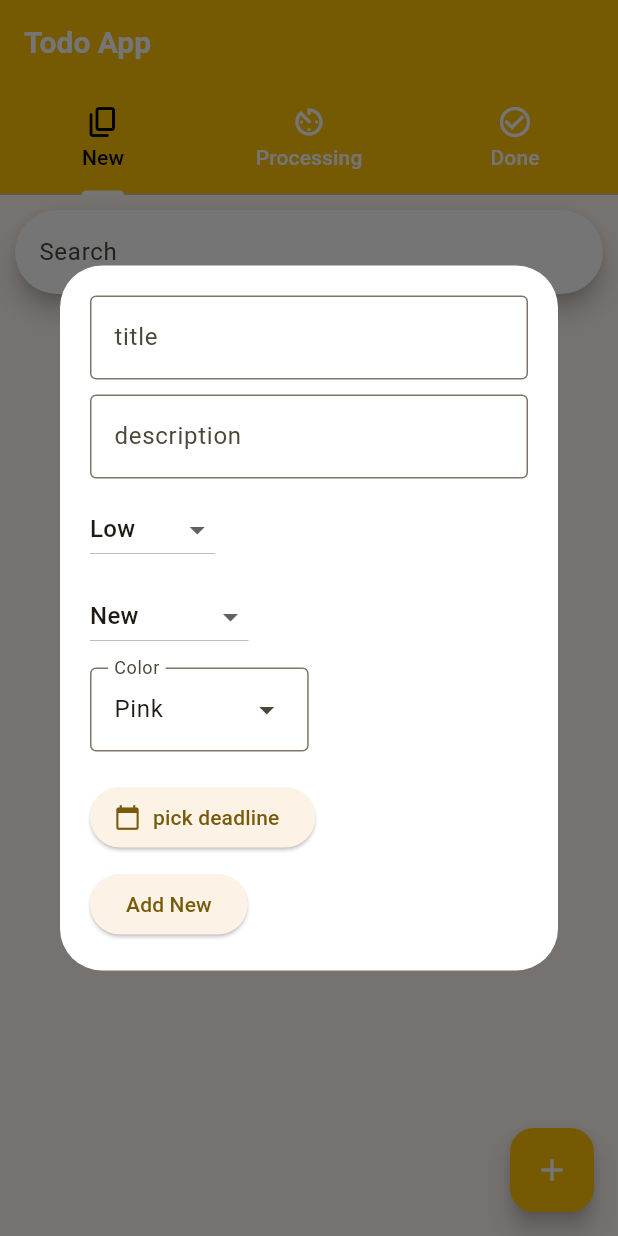
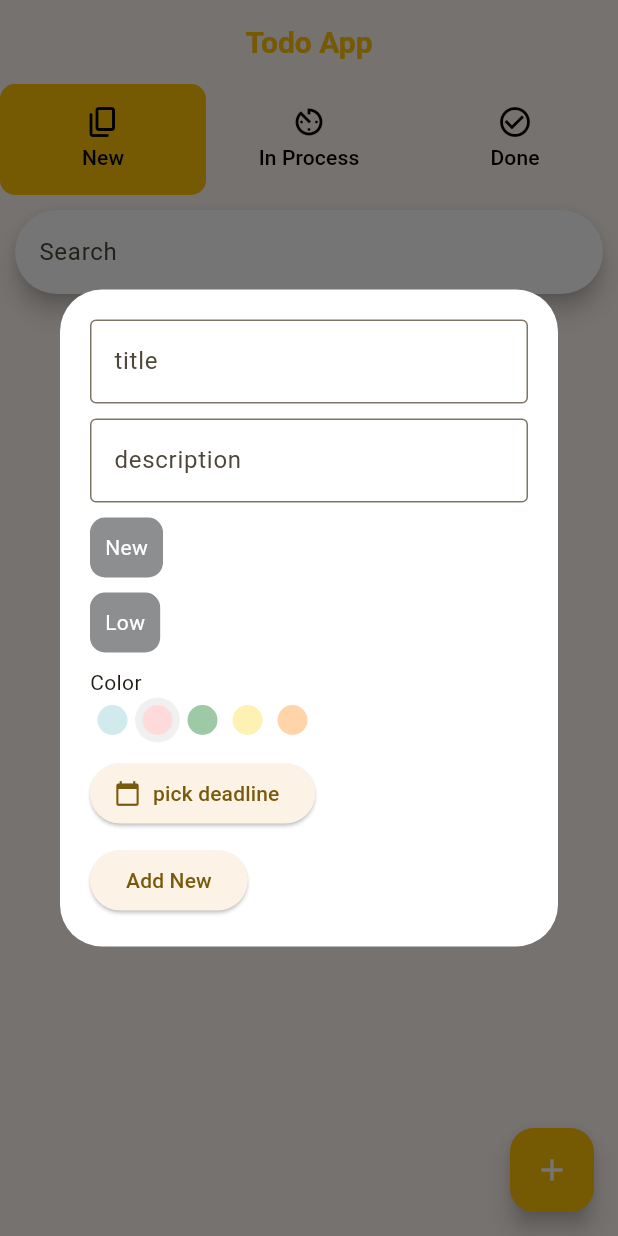
Before and after one commit to the3T0437/todo_app, a Flutter app: the screen it shows after launch, after a tap on the "add" icon, on a phone screen of 412 x 824 dp. Run offline on Flutter 3.47's test engine with Material 3 defaults, Android fonts, the phone set to English and light mode, and no system bars; our stand-ins replace flutter_bloc.

Commit message:
update ui

```diff
--- a/lib/presentation/app.dart
+++ b/lib/presentation/app.dart
@@ -21,16 +21,20 @@ class MyApp extends StatelessWidget {
         colorScheme: ColorScheme.fromSeed(seedColor: Colors.amber),
         tabBarTheme: const TabBarTheme(
           labelColor: Colors.black,
-          unselectedLabelColor: Colors.white,
+          unselectedLabelColor: Colors.black,
           indicatorColor: Colors.white,
+          dividerColor: Colors.transparent,
         ),
         appBarTheme: const AppBarTheme(
-          backgroundColor: Colors.amber,
-          foregroundColor: Colors.white,
-          titleTextStyle: TextStyle(fontSize: 20, fontWeight: FontWeight.bold),
+          backgroundColor: Colors.transparent,
+          foregroundColor: Colors.amber,
+          titleTextStyle: TextStyle(
+            fontSize: 20,
+            fontWeight: FontWeight.bold,
+            color: Colors.amber,
+          ),
         ),
         cardTheme: const CardTheme(
-          color: Colors.white,
           shadowColor: Colors.black,
           shape: RoundedRectangleBorder(
             borderRadius: BorderRadius.all(Radius.circular(10)),
--- a/lib/presentation/screens/core/color.dart
+++ b/lib/presentation/screens/core/color.dart
@@ -13,18 +13,19 @@ enum ColorLabel {
   final Color color;
 }
 
-class ColorDropDown extends StatefulWidget {
+class ColorTable extends StatefulWidget {
   ColorLabel color = ColorLabel.blue;
 
-  ColorDropDown({Key? key, ColorLabel? color})
+  ColorTable({Key? key, ColorLabel? color})
     : color = color ?? ColorLabel.blue,
       super(key: key);
 
   @override
-  State<StatefulWidget> createState() => _ColorDropDownState();
+  State<StatefulWidget> createState() => _ColorTableState();
 }
 
-class _ColorDropDownState extends State<ColorDropDown> {
+class _ColorTableState extends State<ColorTable> {
+  /*
   @override
   Widget build(BuildContext context) {
     return DropdownMenu<ColorLabel>(
@@ -49,4 +50,47 @@ class _ColorDropDownState extends State<ColorDropDown> {
           }).toList(),
     );
   }
+  */
+
+  @override
+  Widget build(BuildContext context) {
+    return Row(
+      children:
+          ColorLabel.values.map<Widget>((ColorLabel color) {
+            return GestureDetector(
+              onTap: () {
+                setState(() {
+                  widget.color = color;
+                });
+              },
+              child: colorToPick(color, widget.color),
+            );
+          }).toList(),
+    );
+  }
+
+  Widget colorToPick(ColorLabel color, ColorLabel selectedColor) {
+    return Container(
+      width: 30,
+      height: 30,
+      decoration: BoxDecoration(
+        color:
+            color.label == selectedColor.label
+                ? const Color.fromARGB(20, 59, 63, 65)
+                : const Color.fromARGB(0, 0, 0, 0),
+        borderRadius: BorderRadius.circular(30),
+      ),
+      child: SizedBox.shrink(
+        child: Container(
+          margin: const EdgeInsets.all(5),
+          width: 20,
+          height: 20,
+          decoration: BoxDecoration(
+            color: color.color,
+            borderRadius: BorderRadius.circular(20),
+          ),
+        ),
+      ),
+    );
+  }
 }
--- a/lib/presentation/screens/core/dialog_Task.dart
+++ b/lib/presentation/screens/core/dialog_Task.dart
@@ -1,4 +1,3 @@
-// ignore_for_file: public_member_api_docs, sort_constructors_first
 import 'dart:collection';
 
 import 'package:flutter/material.dart';
@@ -34,7 +33,7 @@ class _DialogTaskState extends State<DialogTask> {
   var descriptionController = TextEditingController();
   var priority = TaskPriority.low;
   var status = TaskStatus.newTask;
-  ColorDropDown? colorDropDown;
+  ColorTable? colorTable;
   DateTime? deadLine = null;
 
   @override
@@ -51,10 +50,10 @@ class _DialogTaskState extends State<DialogTask> {
         (element) => element.name == widget.task!.colorName,
         orElse: () => ColorLabel.blue,
       );
-      colorDropDown = ColorDropDown(color: colorLabel);
+      colorTable = ColorTable(color: colorLabel);
       deadLine = widget.task!.deadLineDate;
     } else {
-      colorDropDown = ColorDropDown();
+      colorTable = ColorTable();
     }
   }
 
@@ -63,11 +62,12 @@ class _DialogTaskState extends State<DialogTask> {
     final key = GlobalKey<FormState>();
     var isVisiblityDeadline = deadLine != null;
     var deadLineStr = "";
-    if (isVisiblityDeadline) {
+    if (deadLine != null) {
       var deadline = deadLine!;
       deadLineStr =
           "${deadline.day.toString().padLeft(2, '0')}/${deadline.month.toString().padLeft(2, '0')}/${deadline.year}";
-    }
+    } else
+      deadLineStr = "pick deadline";
 
     var children = [
       TextFormField(
@@ -93,13 +93,22 @@ class _DialogTaskState extends State<DialogTask> {
         minLines: 1,
       ),
       SizedBox(height: 10),
-      dropdownMenuTaskPriority(),
+      DropdownMenuTaskStatus(
+        (taskStatus) => setState(() {
+          status = taskStatus;
+        }),
+        status,
+      ),
       SizedBox(height: 10),
-      dropdownMenuTaskStatus(),
+      DropdownMenuTaskPriority(
+        (priority) => setState(() {
+          this.priority = priority;
+        }),
+        priority,
+      ),
       SizedBox(height: 10),
-      colorDropDown!,
-      SizedBox(height: 10),
-      Visibility(visible: isVisiblityDeadline, child: Text(deadLineStr)),
+      Text("Color"),
+      colorTable!,
       SizedBox(height: 10),
       ElevatedButton.icon(
         onPressed: () async {
@@ -113,7 +122,7 @@ class _DialogTaskState extends State<DialogTask> {
           setState(() => deadLine = pickDate);
         },
         icon: Icon(Icons.calendar_today),
-        label: Text("pick deadline"),
+        label: Text(deadLineStr),
       ),
       SizedBox(height: 10),
       ElevatedButton(
@@ -124,8 +133,8 @@ class _DialogTaskState extends State<DialogTask> {
               widget.task!.description = descriptionController.text;
               widget.task!.priority = priority;
               widget.task!.status = status;
-              widget.task!.color = colorDropDown!.color.color;
-              widget.task!.colorName = colorDropDown!.color.name;
+              widget.task!.color = colorTable!.color.color;
+              widget.task!.colorName = colorTable!.color.name;
               widget.task!.deadLineDate = deadLine;
               widget.task!.editedDate = DateTime.now();
 
@@ -136,8 +145,8 @@ class _DialogTaskState extends State<DialogTask> {
                 description: descriptionController.text,
                 priority: priority,
                 status: status,
-                color: colorDropDown!.color.color,
-                colorName: colorDropDown!.color.name,
+                color: colorTable!.color.color,
+                colorName: colorTable!.color.name,
                 deadLineDate: deadLine,
                 createDate: DateTime.now(),
                 editedDate: DateTime.now(),
@@ -169,25 +178,25 @@ class _DialogTaskState extends State<DialogTask> {
     );
   }
 
-  Widget dropdownMenuTaskPriority() {
-    return DropdownButton<TaskPriority>(
-      value: priority,
-      onChanged: (newValue) {
-        if (newValue == null) return;
-        setState(() => priority = newValue);
-      },
-      items: taskPriorityMenuItems,
-    );
-  }
+  // Widget dropdownMenuTaskPriority() {
+  //   return DropdownButton<TaskPriority>(
+  //     value: priority,
+  //     onChanged: (newValue) {
+  //       if (newValue == null) return;
+  //       setState(() => priority = newValue);
+  //     },
+  //     items: taskPriorityMenuItems,
+  //   );
+  // }
 
-  Widget dropdownMenuTaskStatus() {
-    return DropdownButton<TaskStatus>(
-      value: status,
-      onChanged: (newValue) {
-        if (newValue == null) return;
-        setState(() => status = newValue);
-      },
-      items: taskStatusMenuItems,
-    );
-  }
+  // Widget dropdownMenuTaskStatus() {
+  //   return DropdownButton<TaskStatus>(
+  //     value: status,
+  //     onChanged: (newValue) {
+  //       if (newValue == null) return;
+  //       setState(() => status = newValue);
+  //     },
+  //     items: taskStatusMenuItems,
+  //   );
+  // }
 }
--- a/lib/presentation/screens/core/dropdown_task_priority.dart
+++ b/lib/presentation/screens/core/dropdown_task_priority.dart
@@ -17,3 +17,38 @@ final taskPriorityName = {
   TaskPriority.medium: "Medium",
   TaskPriority.high: "High",
 };
+
+Widget DropdownMenuTaskPriority(
+  void Function(TaskPriority) onSelected,
+  TaskPriority initPriority,
+) {
+  return PopupMenuButton<TaskPriority>(
+    onSelected: onSelected,
+    itemBuilder:
+        (context) => [
+          PopupMenuItem<TaskPriority>(
+            value: TaskPriority.low,
+            child: Text('Low'),
+          ),
+          PopupMenuItem<TaskPriority>(
+            value: TaskPriority.medium,
+            child: Text('Medium'),
+          ),
+          PopupMenuItem<TaskPriority>(
+            value: TaskPriority.high,
+            child: Text('High'),
+          ),
+        ],
+    child: Container(
+      decoration: BoxDecoration(
+        borderRadius: BorderRadius.circular(10),
+        color: const Color.fromARGB(150, 59, 63, 65),
+      ),
+      padding: EdgeInsets.all(10),
+      child: Text(
+        taskPriorityName[initPriority] ?? "Unknown",
+        style: TextStyle(color: Colors.white),
+      ),
+    ),
+  );
+}
--- a/lib/presentation/screens/core/dropdown_task_status.dart
+++ b/lib/presentation/screens/core/dropdown_task_status.dart
@@ -18,3 +18,38 @@ final taskStatusName = {
   TaskStatus.processing: "Processing",
   TaskStatus.compeletely: "Completed",
 };
+
+Widget DropdownMenuTaskStatus(
+  void Function(TaskStatus) onSelected,
+  TaskStatus initStatus,
+) {
+  return PopupMenuButton<TaskStatus>(
+    onSelected: onSelected,
+    itemBuilder:
+        (context) => [
+          PopupMenuItem<TaskStatus>(
+            value: TaskStatus.newTask,
+            child: Text('New'),
+          ),
+          PopupMenuItem<TaskStatus>(
+            value: TaskStatus.processing,
+            child: Text('In Process'),
+          ),
+          PopupMenuItem<TaskStatus>(
+            value: TaskStatus.compeletely,
+            child: Text('Completed'),
+          ),
+        ],
+    child: Container(
+      decoration: BoxDecoration(
+        borderRadius: BorderRadius.circular(10),
+        color: const Color.fromARGB(150, 59, 63, 65),
+      ),
+      padding: EdgeInsets.all(10),
+      child: Text(
+        taskStatusName[initStatus] ?? "Unknown",
+        style: TextStyle(color: Colors.white),
+      ),
+    ),
+  );
+}
--- a/lib/presentation/screens/tabbarScreen.dart
+++ b/lib/presentation/screens/tabbarScreen.dart
@@ -43,10 +43,16 @@ class TabbarBody extends StatelessWidget {
       child: Scaffold(
         appBar: AppBar(
           title: const Text('Todo App'),
+          centerTitle: true,
           bottom: const TabBar(
+            indicatorSize: TabBarIndicatorSize.tab,
+            indicator: BoxDecoration(
+              color: Colors.amber,
+              borderRadius: BorderRadius.all(Radius.circular(10)),
+            ),
             tabs: <Widget>[
               Tab(text: "New", icon: Icon(Icons.content_copy_rounded)),
-              Tab(text: "Processing", icon: Icon(Icons.av_timer)),
+              Tab(text: "In Process", icon: Icon(Icons.av_timer)),
               Tab(text: "Done", icon: Icon(Icons.check_circle_outline)),
             ],
           ),
@@ -90,7 +96,7 @@ class TabbarBody extends StatelessWidget {
                   ),
             );
           },
-          tooltip: 'Increment',
+          tooltip: 'Add new task',
           child: const Icon(Icons.add),
         ),
       ),
```
Also changed, not shown: lib/presentation/screens/core/TaskCard.dart (+51 -18 lines), lib/presentation/screens/testScreen.dart (+17 -11 lines).
